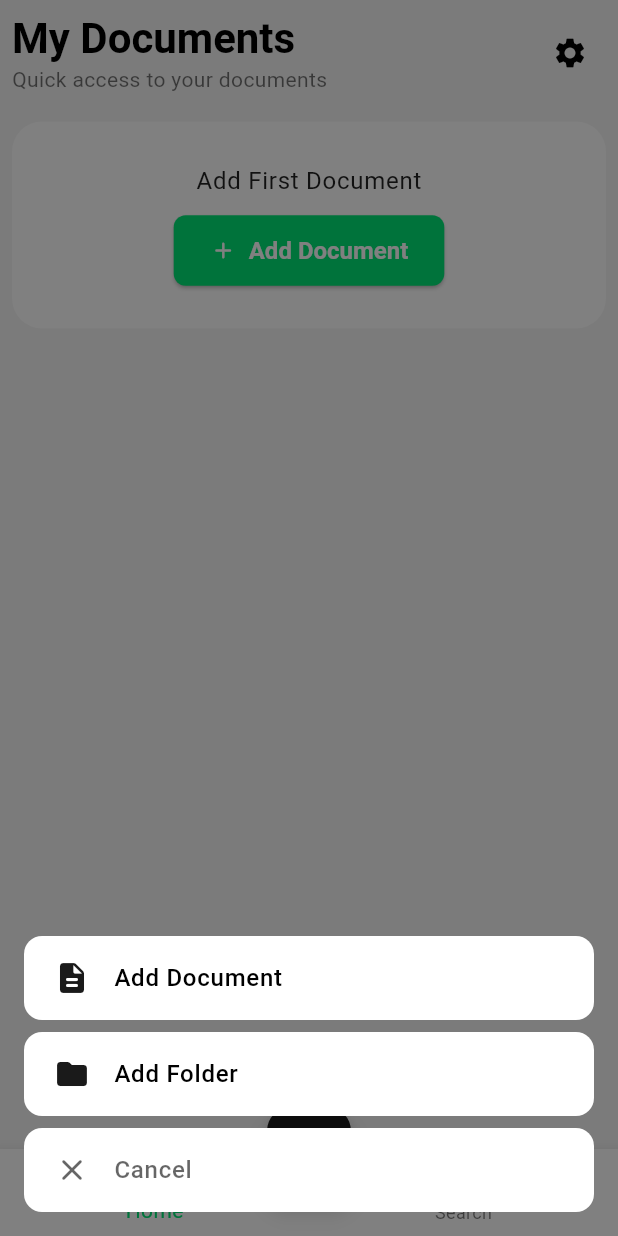
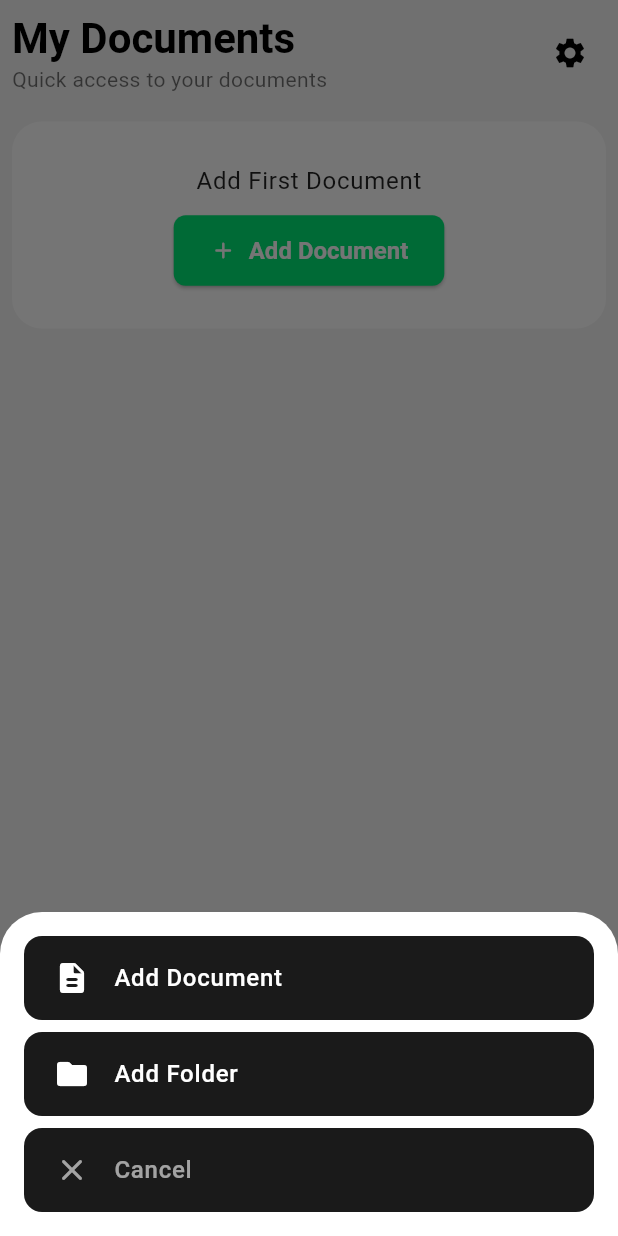
Before and after one commit to itschillipill/My-Documents-App, a Flutter app: the AppGate screen opened directly, after a tap on the "add" icon, on a phone screen of 412 x 824 dp. Run offline on Flutter 3.47's test engine with Material 3 defaults, Android fonts, the phone set to English and light mode, and no system bars; our stand-ins replace equatable, file_picker, flutter_bloc, flutter_secure_storage, image_picker, local_auth and 6 more; missing offline and left inert: dart:html, window_manager; accounts and stored records are empty; generated files the repository leaves out were written again.

Commit message:
Re-designing pages

```diff
--- a/lib/src/dependencies/widgets/initialization_error_screen.dart
+++ b/lib/src/dependencies/widgets/initialization_error_screen.dart
@@ -44,7 +44,6 @@ class InitializationErrorScreen extends StatelessWidget {
   @override
   Widget build(BuildContext context) {
     return Scaffold(
-      backgroundColor: Colors.red[900],
       body: Center(
         child: Padding(
           padding: const EdgeInsets.all(24.0),
--- a/lib/src/pages/app_gate.dart
+++ b/lib/src/pages/app_gate.dart
@@ -88,8 +88,7 @@ class _AppGateState extends State<AppGate> {
 void _showAddMenu(BuildContext context) async{
    await showModalBottomSheet(
       context: context,
-      backgroundColor: Colors.transparent,
-      barrierColor: Colors.black.withValues(alpha: 0.5),
+      backgroundColor: Theme.of(context).colorScheme.surface,
       builder: (context) {
         return Container(
           margin: const EdgeInsets.all(16),
@@ -141,28 +140,27 @@ Widget _buildMenuButton(
     final colorScheme = Theme.of(context).colorScheme;
 
     return Material(
-      color: colorScheme.surface,
+      color: colorScheme.primary,
       borderRadius: BorderRadius.circular(12),
       child: InkWell(
         onTap: onTap,
-        borderRadius: BorderRadius.circular(12),
-        child: Container(
+        child: Padding(
           padding: const EdgeInsets.symmetric(vertical: 16, horizontal: 20),
           child: Row(
+            spacing: 16,
             children: [
               Icon(
                 icon,
                 color: isCancel
-                    ? colorScheme.onSurface.withValues(alpha: 0.6)
-                    : colorScheme.primary,
+                    ? colorScheme.surface.withValues(alpha: 0.6)
+                    : colorScheme.surface,
               ),
-              const SizedBox(width: 16),
               Text(
                 label,
                 style: Theme.of(context).textTheme.bodyLarge?.copyWith(
                       color: isCancel
-                          ? colorScheme.onSurface.withValues(alpha: 0.6)
-                          : colorScheme.onSurface,
+                          ? colorScheme.surface.withValues(alpha: 0.6)
+                          : colorScheme.surface,
                       fontWeight: FontWeight.w500,
                     ),
               ),
```
